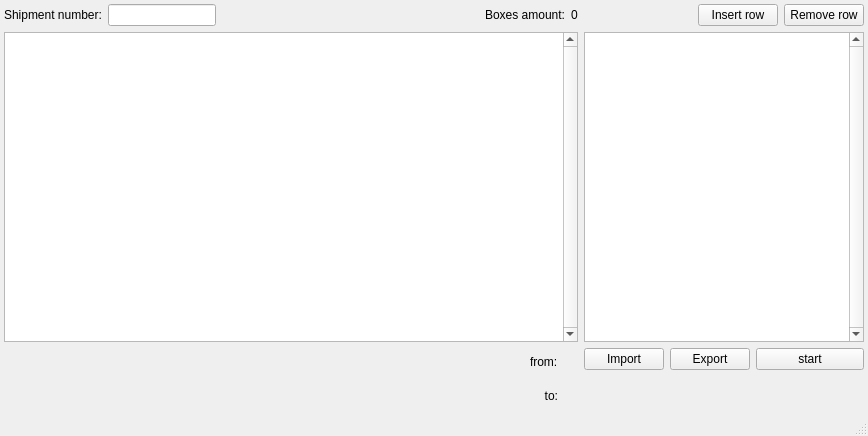
Above: ui/spa2.ui from j2cry/SPA2 before the change. Below: the same form after it.
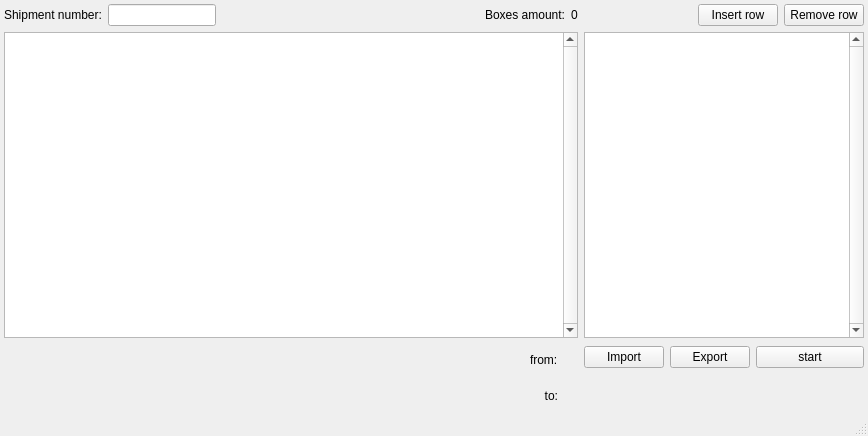
That is the form after the change. Icons and pictures are not drawn. Custom widgets are drawn as their Qt base class.

Patch:
```diff
--- a/ui/spa2.ui
+++ b/ui/spa2.ui
@@ -52,38 +52,7 @@
       <property name="sizeConstraint">
        <enum>QLayout::SetFixedSize</enum>
       </property>
-      <item row="0" column="2">
-       <widget class="QLabel" name="pos_from">
-        <property name="sizePolicy">
-         <sizepolicy hsizetype="Preferred" vsizetype="Preferred">
-          <horstretch>0</horstretch>
-          <verstretch>0</verstretch>
-         </sizepolicy>
-        </property>
-        <property name="font">
-         <font>
-          <pointsize>18</pointsize>
-         </font>
-        </property>
-        <property name="text">
-         <string>&lt;from&gt;</string>
-        </property>
-       </widget>
-      </item>
-      <item row="0" column="1">
-       <widget class="QLabel" name="from_label">
-        <property name="sizePolicy">
-         <sizepolicy hsizetype="Preferred" vsizetype="Preferred">
-          <horstretch>0</horstretch>
-          <verstretch>0</verstretch>
-         </sizepolicy>
-        </property>
-        <property name="text">
-         <string>from:</string>
-        </property>
-       </widget>
-      </item>
-      <item row="0" column="0" rowspan="3">
+      <item row="0" column="2" rowspan="3">
        <widget class="QLabel" name="current_sample">
         <property name="sizePolicy">
          <sizepolicy hsizetype="MinimumExpanding" vsizetype="Preferred">
@@ -104,7 +73,56 @@
         </property>
        </widget>
       </item>
-      <item row="1" column="1" rowspan="2">
+      <item row="0" column="3">
+       <widget class="QLabel" name="from_label">
+        <property name="sizePolicy">
+         <sizepolicy hsizetype="Preferred" vsizetype="Preferred">
+          <horstretch>0</horstretch>
+          <verstretch>0</verstretch>
+         </sizepolicy>
+        </property>
+        <property name="text">
+         <string>from:</string>
+        </property>
+       </widget>
+      </item>
+      <item row="0" column="4">
+       <widget class="QLabel" name="pos_from">
+        <property name="sizePolicy">
+         <sizepolicy hsizetype="Preferred" vsizetype="Preferred">
+          <horstretch>0</horstretch>
+          <verstretch>0</verstretch>
+         </sizepolicy>
+        </property>
+        <property name="font">
+         <font>
+          <pointsize>18</pointsize>
+         </font>
+        </property>
+        <property name="text">
+         <string>&lt;from&gt;</string>
+        </property>
+       </widget>
+      </item>
+      <item row="1" column="4" rowspan="2">
+       <widget class="QLabel" name="pos_to">
+        <property name="sizePolicy">
+         <sizepolicy hsizetype="Preferred" vsizetype="Preferred">
+          <horstretch>0</horstretch>
+          <verstretch>0</verstretch>
+         </sizepolicy>
+        </property>
+        <property name="font">
+         <font>
+          <pointsize>18</pointsize>
+         </font>
+        </property>
+        <property name="text">
+         <string>&lt;to&gt;</string>
+        </property>
+       </widget>
+      </item>
+      <item row="1" column="3" rowspan="2">
        <widget class="QLabel" name="to_label">
         <property name="sizePolicy">
          <sizepolicy hsizetype="Preferred" vsizetype="Preferred">
@@ -120,21 +138,34 @@
         </property>
        </widget>
       </item>
-      <item row="1" column="2" rowspan="2">
-       <widget class="QLabel" name="pos_to">
+      <item row="0" column="0">
+       <widget class="QLabel" name="alarm_label">
         <property name="sizePolicy">
          <sizepolicy hsizetype="Preferred" vsizetype="Preferred">
           <horstretch>0</horstretch>
           <verstretch>0</verstretch>
          </sizepolicy>
         </property>
-        <property name="font">
-         <font>
-          <pointsize>18</pointsize>
-         </font>
+        <property name="minimumSize">
+         <size>
+          <width>32</width>
+          <height>32</height>
+         </size>
+        </property>
+        <property name="maximumSize">
+         <size>
+          <width>32</width>
+          <height>32</height>
+         </size>
         </property>
         <property name="text">
-         <string>&lt;to&gt;</string>
+         <string/>
+        </property>
+        <property name="pixmap">
+         <pixmap>../resources/warning.svg</pixmap>
+        </property>
+        <property name="scaledContents">
+         <bool>true</bool>
         </property>
        </widget>
       </item>
```
